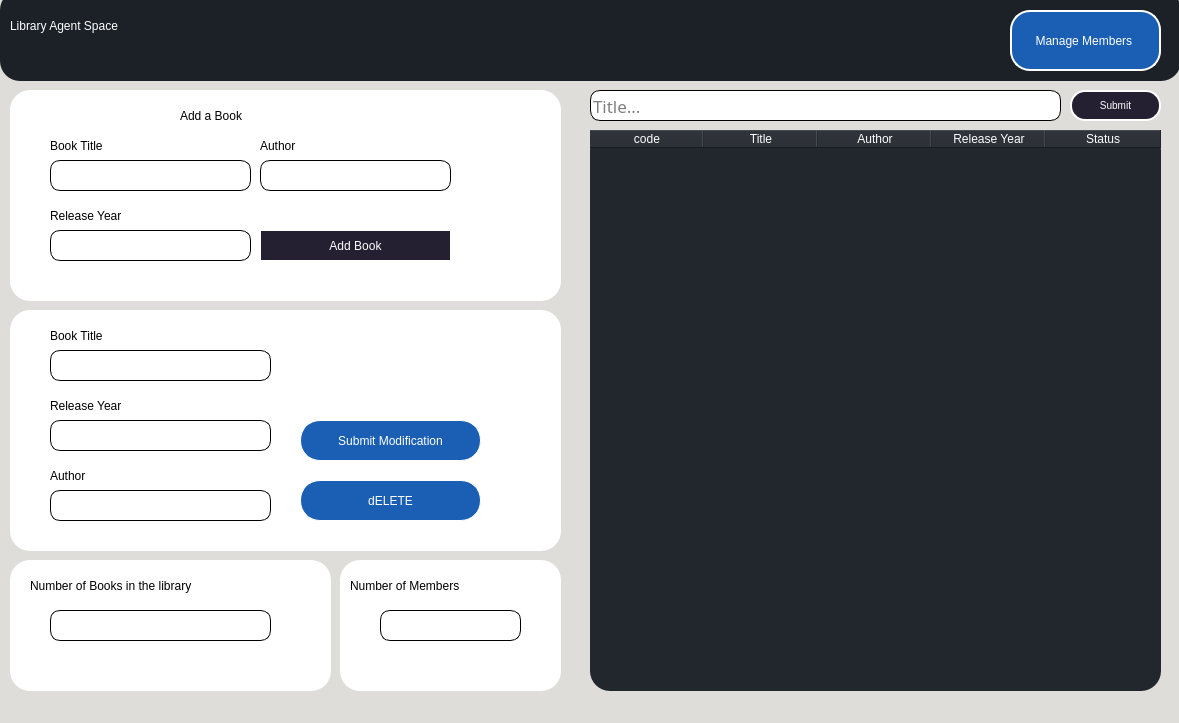
Qt form Library Agent/Ui/Agent_books.ui (mohammedyazid/Library) before a commit.
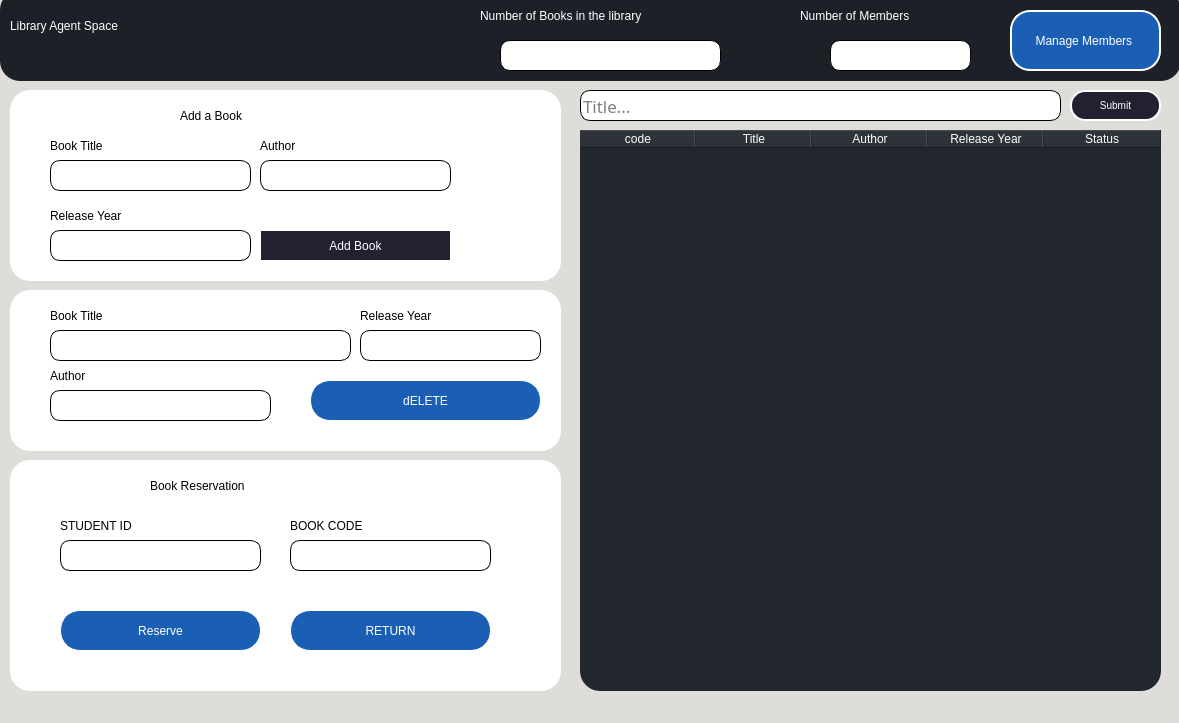
The same form after that commit. Icons and pictures are not drawn.

The edit to the form file:
```diff
--- a/Library Agent/Ui/Agent_books.ui
+++ b/Library Agent/Ui/Agent_books.ui
@@ -136,23 +136,59 @@
    <widget class="QTableWidget" name="Books_table">
     <property name="geometry">
      <rect>
-      <x>590</x>
+      <x>580</x>
       <y>130</y>
-      <width>571</width>
+      <width>581</width>
       <height>561</height>
      </rect>
     </property>
+    <property name="sizePolicy">
+     <sizepolicy hsizetype="Expanding" vsizetype="Expanding">
+      <horstretch>0</horstretch>
+      <verstretch>0</verstretch>
+     </sizepolicy>
+    </property>
     <property name="styleSheet">
      <string notr="true">color:white;
 border: 1px ;
 border-radius: 20px;
 background-color: rgb(34, 39, 46);</string>
     </property>
+    <property name="sizeAdjustPolicy">
+     <enum>QAbstractScrollArea::AdjustToContents</enum>
+    </property>
     <property name="editTriggers">
      <set>QAbstractItemView::NoEditTriggers</set>
     </property>
+    <property name="showGrid">
+     <bool>true</bool>
+    </property>
+    <property name="gridStyle">
+     <enum>Qt::SolidLine</enum>
+    </property>
+    <attribute name="horizontalHeaderCascadingSectionResizes">
+     <bool>true</bool>
+    </attribute>
+    <attribute name="horizontalHeaderMinimumSectionSize">
+     <number>113</number>
+    </attribute>
     <attribute name="horizontalHeaderDefaultSectionSize">
-     <number>114</number>
+     <number>116</number>
+    </attribute>
+    <attribute name="horizontalHeaderHighlightSections">
+     <bool>true</bool>
+    </attribute>
+    <attribute name="verticalHeaderCascadingSectionResizes">
+     <bool>true</bool>
+    </attribute>
+    <attribute name="verticalHeaderMinimumSectionSize">
+     <number>30</number>
+    </attribute>
+    <attribute name="verticalHeaderDefaultSectionSize">
+     <number>30</number>
+    </attribute>
+    <attribute name="verticalHeaderHighlightSections">
+     <bool>false</bool>
     </attribute>
     <column>
      <property name="text">
@@ -431,7 +467,7 @@
       <x>10</x>
       <y>90</y>
       <width>551</width>
-      <height>211</height>
+      <height>191</height>
      </rect>
     </property>
     <property name="styleSheet">
@@ -468,9 +504,9 @@
     <property name="geometry">
      <rect>
       <x>10</x>
-      <y>310</y>
+      <y>290</y>
       <width>551</width>
-      <height>241</height>
+      <height>161</height>
      </rect>
     </property>
     <property name="styleSheet">
@@ -484,62 +520,12 @@
     <property name="frameShadow">
      <enum>QFrame::Raised</enum>
     </property>
-    <widget class="QPushButton" name="SUBMIT_MODIFICATION">
-     <property name="geometry">
-      <rect>
-       <x>290</x>
-       <y>110</y>
-       <width>181</width>
-       <height>41</height>
-      </rect>
-     </property>
-     <property name="styleSheet">
-      <string notr="true">
-QPushButton {
-	
-	background-color: rgb(26, 95, 180);
-    border: 1px solid white;
-    border-radius: 20px;
-    border-style: outset;
-    padding: 5px;
-    transition: all .5s ease;
-    color: white;
-    font-family:'Montserrat', sans-serif;
-    text-transform: uppercase;
-    text-align: center;
-    line-height: 1;
-    font-size: 12px;
-    padding: 10px;
-    outline: none;
-    
-    
-}
-QPushButton:hover {
-    color:rgb(0, 137, 236);;
-    background-color: white;;
-}
-</string>
-     </property>
-     <property name="text">
-      <string>Submit Modification</string>
-     </property>
-     <property name="icon">
-      <iconset>
-       <normaloff>Assets/write.png</normaloff>Assets/write.png</iconset>
-     </property>
-     <property name="iconSize">
-      <size>
-       <width>20</width>
-       <height>20</height>
-      </size>
-     </property>
-    </widget>
     <widget class="QPushButton" name="DELETE">
      <property name="geometry">
       <rect>
-       <x>290</x>
-       <y>170</y>
-       <width>181</width>
+       <x>300</x>
+       <y>90</y>
+       <width>231</width>
        <height>41</height>
       </rect>
      </property>
@@ -605,7 +591,7 @@
      <property name="geometry">
       <rect>
        <x>40</x>
-       <y>150</y>
+       <y>70</y>
        <width>91</width>
        <height>31</height>
       </rect>
@@ -623,7 +609,7 @@
       <rect>
        <x>40</x>
        <y>40</y>
-       <width>221</width>
+       <width>301</width>
        <height>31</height>
       </rect>
      </property>
@@ -670,7 +656,7 @@
      <property name="geometry">
       <rect>
        <x>40</x>
-       <y>180</y>
+       <y>100</y>
        <width>221</width>
        <height>31</height>
       </rect>
@@ -717,9 +703,9 @@
     <widget class="QLineEdit" name="RELEASE_YEAR">
      <property name="geometry">
       <rect>
-       <x>40</x>
-       <y>110</y>
-       <width>221</width>
+       <x>350</x>
+       <y>40</y>
+       <width>181</width>
        <height>31</height>
       </rect>
      </property>
@@ -765,8 +751,8 @@
     <widget class="QLabel" name="label23_2">
      <property name="geometry">
       <rect>
-       <x>40</x>
-       <y>80</y>
+       <x>350</x>
+       <y>10</y>
        <width>121</width>
        <height>31</height>
       </rect>
@@ -783,9 +769,9 @@
    <widget class="QLineEdit" name="SEARCH_FIELD">
     <property name="geometry">
      <rect>
-      <x>590</x>
+      <x>580</x>
       <y>90</y>
-      <width>471</width>
+      <width>481</width>
       <height>31</height>
      </rect>
     </property>
@@ -881,16 +867,17 @@
    <widget class="QFrame" name="frame_17">
     <property name="geometry">
      <rect>
-      <x>10</x>
-      <y>560</y>
+      <x>460</x>
+      <y>0</y>
       <width>321</width>
-      <height>131</height>
+      <height>81</height>
      </rect>
     </property>
     <property name="styleSheet">
      <string notr="true">border: 1px;
 border-radius: 20px;
-background-color: white;</string>
+background-color: transparent;
+color:white;</string>
     </property>
     <property name="frameShape">
      <enum>QFrame::StyledPanel</enum>
@@ -902,7 +889,7 @@
      <property name="geometry">
       <rect>
        <x>20</x>
-       <y>10</y>
+       <y>0</y>
        <width>281</width>
        <height>31</height>
       </rect>
@@ -919,7 +906,7 @@
      <property name="geometry">
       <rect>
        <x>40</x>
-       <y>50</y>
+       <y>40</y>
        <width>221</width>
        <height>31</height>
       </rect>
@@ -970,16 +957,17 @@
    <widget class="QFrame" name="frame_18">
     <property name="geometry">
      <rect>
-      <x>340</x>
-      <y>560</y>
+      <x>790</x>
+      <y>0</y>
       <width>221</width>
-      <height>131</height>
+      <height>81</height>
      </rect>
     </property>
     <property name="styleSheet">
      <string notr="true">border: 1px;
 border-radius: 20px;
-background-color: white;</string>
+background-color: transparent;
+color:white;</string>
     </property>
     <property name="frameShape">
      <enum>QFrame::StyledPanel</enum>
@@ -991,7 +979,7 @@
      <property name="geometry">
       <rect>
        <x>10</x>
-       <y>10</y>
+       <y>0</y>
        <width>191</width>
        <height>31</height>
       </rect>
@@ -1008,7 +996,7 @@
      <property name="geometry">
       <rect>
        <x>40</x>
-       <y>50</y>
+       <y>40</y>
        <width>141</width>
        <height>31</height>
       </rect>
@@ -1056,6 +1044,300 @@
      </property>
     </widget>
    </widget>
+   <widget class="QFrame" name="frame_19">
+    <property name="geometry">
+     <rect>
+      <x>10</x>
+      <y>460</y>
+      <width>551</width>
+      <height>231</height>
+     </rect>
+    </property>
+    <property name="styleSheet">
+     <string notr="true">border: 1px;
+border-radius: 20px;
+background-color: white;</string>
+    </property>
+    <property name="frameShape">
+     <enum>QFrame::StyledPanel</enum>
+    </property>
+    <property name="frameShadow">
+     <enum>QFrame::Raised</enum>
+    </property>
+    <widget class="QPushButton" name="RESERVE_3">
+     <property name="geometry">
+      <rect>
+       <x>50</x>
+       <y>150</y>
+       <width>201</width>
+       <height>41</height>
+      </rect>
+     </property>
+     <property name="styleSheet">
+      <string notr="true">
+QPushButton {
+	
+	background-color: rgb(26, 95, 180);
+    border: 1px solid white;
+    border-radius: 20px;
+    border-style: outset;
+    padding: 5px;
+    transition: all .5s ease;
+    color: white;
+    font-family:'Montserrat', sans-serif;
+    text-transform: uppercase;
+    text-align: center;
+    line-height: 1;
+    font-size: 12px;
+    padding: 10px;
+    outline: none;
+    
+    
+}
+QPushButton:hover {
+    color:rgb(0, 137, 236);;
+    background-color: white;;
+}
+</string>
+     </property>
+     <property name="text">
+      <string>Reserve</string>
+     </property>
+     <property name="icon">
+      <iconset>
+       <normaloff>../../../../../.designer/backup/Assets/write.png</normaloff>../../../../../.designer/backup/Assets/write.png</iconset>
+     </property>
+     <property name="iconSize">
+      <size>
+       <width>20</width>
+       <height>20</height>
+      </size>
+     </property>
+    </widget>
+    <widget class="QLineEdit" name="STUDENTID">
+     <property name="geometry">
+      <rect>
+       <x>50</x>
+       <y>80</y>
+       <width>201</width>
+       <height>31</height>
+      </rect>
+     </property>
+     <property name="font">
+      <font>
+       <family>Ubuntu Mono</family>
+       <pointsize>13</pointsize>
+       <weight>9</weight>
+       <italic>false</italic>
+       <bold>false</bold>
+      </font>
+     </property>
+     <property name="styleSheet">
+      <string notr="true">background-color: white;
+border-style: solid;
+border-width: 1px;
+border-color:black;
+border-radius: 10px;
+font: 75 13pt &quot;Ubuntu Mono&quot;;
+
+
+</string>
+     </property>
+     <property name="maxLength">
+      <number>10</number>
+     </property>
+     <property name="echoMode">
+      <enum>QLineEdit::Normal</enum>
+     </property>
+     <property name="dragEnabled">
+      <bool>true</bool>
+     </property>
+     <property name="placeholderText">
+      <string/>
+     </property>
+     <property name="cursorMoveStyle">
+      <enum>Qt::LogicalMoveStyle</enum>
+     </property>
+     <property name="clearButtonEnabled">
+      <bool>true</bool>
+     </property>
+    </widget>
+    <widget class="QLineEdit" name="BOOKCODE">
+     <property name="geometry">
+      <rect>
+       <x>280</x>
+       <y>80</y>
+       <width>201</width>
+       <height>31</height>
+      </rect>
+     </property>
+     <property name="font">
+      <font>
+       <family>Ubuntu Mono</family>
+       <pointsize>13</pointsize>
+       <weight>9</weight>
+       <italic>false</italic>
+       <bold>false</bold>
+      </font>
+     </property>
+     <property name="styleSheet">
+      <string notr="true">background-color: white;
+border-style: solid;
+border-width: 1px;
+border-color:black;
+border-radius: 10px;
+font: 75 13pt &quot;Ubuntu Mono&quot;;
+
+
+</string>
+     </property>
+     <property name="maxLength">
+      <number>9999</number>
+     </property>
+     <property name="echoMode">
+      <enum>QLineEdit::Normal</enum>
+     </property>
+     <property name="dragEnabled">
+      <bool>true</bool>
+     </property>
+     <property name="placeholderText">
+      <string/>
+     </property>
+     <property name="cursorMoveStyle">
+      <enum>Qt::LogicalMoveStyle</enum>
+     </property>
+     <property name="clearButtonEnabled">
+      <bool>true</bool>
+     </property>
+    </widget>
+    <widget class="QLabel" name="label23_10">
+     <property name="geometry">
+      <rect>
+       <x>50</x>
+       <y>50</y>
+       <width>121</width>
+       <height>31</height>
+      </rect>
+     </property>
+     <property name="styleSheet">
+      <string notr="true">font: 75 16pt &quot;Ubuntu&quot;;
+background-color: rgba(65, 191, 64, 0);</string>
+     </property>
+     <property name="text">
+      <string>STUDENT ID</string>
+     </property>
+    </widget>
+    <widget class="QLabel" name="label23_11">
+     <property name="geometry">
+      <rect>
+       <x>280</x>
+       <y>50</y>
+       <width>121</width>
+       <height>31</height>
+      </rect>
+     </property>
+     <property name="styleSheet">
+      <string notr="true">font: 75 16pt &quot;Ubuntu&quot;;
+background-color: rgba(65, 191, 64, 0);</string>
+     </property>
+     <property name="text">
+      <string>BOOK CODE</string>
+     </property>
+    </widget>
+    <widget class="QLabel" name="label20_3">
+     <property name="geometry">
+      <rect>
+       <x>140</x>
+       <y>-10</y>
+       <width>251</width>
+       <height>71</height>
+      </rect>
+     </property>
+     <property name="styleSheet">
+      <string notr="true">font: 63 italic 22pt &quot;URW Bookman&quot;;
+color:black;
+background-color: rgba(28, 113, 216, 0);</string>
+     </property>
+     <property name="text">
+      <string>Book Reservation</string>
+     </property>
+    </widget>
+    <widget class="QPushButton" name="RESERVE_4">
+     <property name="geometry">
+      <rect>
+       <x>280</x>
+       <y>150</y>
+       <width>201</width>
+       <height>41</height>
+      </rect>
+     </property>
+     <property name="styleSheet">
+      <string notr="true">
+QPushButton {
+	
+	background-color: rgb(26, 95, 180);
+    border: 1px solid white;
+    border-radius: 20px;
+    border-style: outset;
+    padding: 5px;
+    transition: all .5s ease;
+    color: white;
+    font-family:'Montserrat', sans-serif;
+    text-transform: uppercase;
+    text-align: center;
+    line-height: 1;
+    font-size: 12px;
+    padding: 10px;
+    outline: none;
+    
+    
+}
+QPushButton:hover {
+    color:rgb(0, 137, 236);;
+    background-color: white;;
+}
+</string>
+     </property>
+     <property name="text">
+      <string>RETURN</string>
+     </property>
+     <property name="icon">
+      <iconset>
+       <normaloff>../../../../../.designer/backup/Assets/write.png</normaloff>../../../../../.designer/backup/Assets/write.png</iconset>
+     </property>
+     <property name="iconSize">
+      <size>
+       <width>20</width>
+       <height>20</height>
+      </size>
+     </property>
+    </widget>
+    <widget class="QLabel" name="LABEL">
+     <property name="geometry">
+      <rect>
+       <x>50</x>
+       <y>120</y>
+       <width>431</width>
+       <height>20</height>
+      </rect>
+     </property>
+     <property name="layoutDirection">
+      <enum>Qt::LeftToRight</enum>
+     </property>
+     <property name="styleSheet">
+      <string notr="true">color: rgb(245, 121, 0);</string>
+     </property>
+     <property name="text">
+      <string/>
+     </property>
+     <property name="alignment">
+      <set>Qt::AlignCenter</set>
+     </property>
+     <property name="textInteractionFlags">
+      <set>Qt::NoTextInteraction</set>
+     </property>
+    </widget>
+   </widget>
    <zorder>frame_15</zorder>
    <zorder>frame_5</zorder>
    <zorder>Books_table</zorder>
```
Left out of the diff: 3 changed lines with no effect on the pictures.
